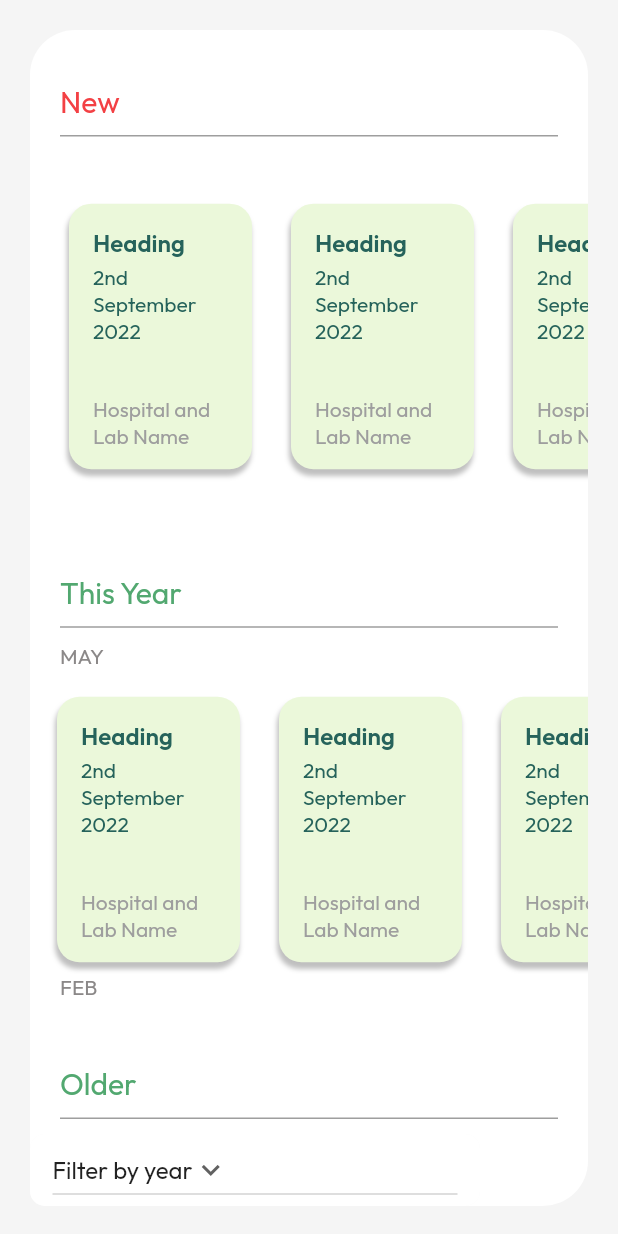
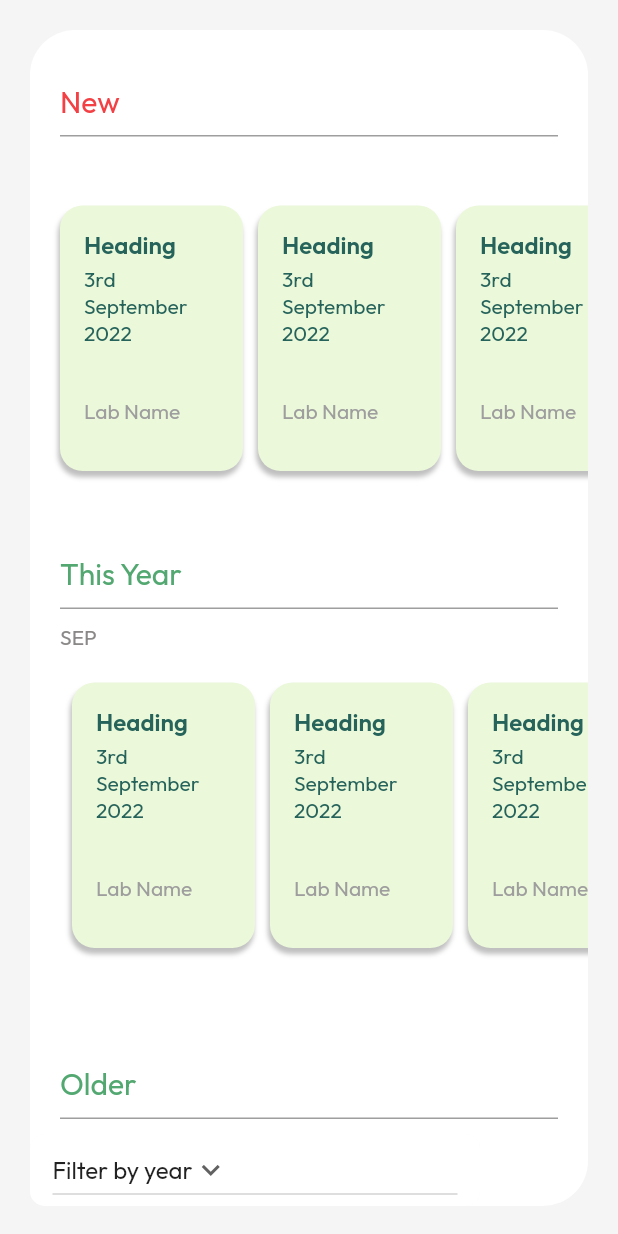
Before and after one commit to munimdev/OmniHealth, a Flutter app: the Home screen opened by its route, after a tap on "Test Results", on a phone screen of 412 x 824 dp. Run offline on Flutter 3.47's test engine with Material 2 defaults, Android fonts, the phone set to English and light mode, and no system bars; our stand-ins replace firebase_auth, firebase_core, flutter_svg, google_sign_in, syncfusion_flutter_calendar; accounts and stored records are empty.

Commit message:
screen changes

```diff
--- a/lib/screens/testresults/test_results.dart
+++ b/lib/screens/testresults/test_results.dart
@@ -2,6 +2,7 @@ import 'package:flutter/cupertino.dart';
 import 'package:flutter/material.dart';
 import 'package:omnihealth/constants/constants.dart';
 import 'package:omnihealth/Components/lab_result_holder.dart';
+
 
 class TestResults extends StatefulWidget {
   const TestResults({Key? key}) : super(key: key);
@@ -19,6 +20,7 @@ class _TestResultsState extends State<TestResults> {
     'Item 5',
   ];
   String dropdownvalue = 'Filter by year';
+
   int index = 1;
   @override
   Widget build(BuildContext context) {
@@ -38,7 +40,7 @@ class _TestResultsState extends State<TestResults> {
             children: [
               Container(
                 width: double.infinity,
-                margin: const EdgeInsets.fromLTRB(20, 25, 20, 10),
+                margin: const EdgeInsets.fromLTRB(20, 25, 20, 5),
                 padding:
                     const EdgeInsets.symmetric(vertical: 10, horizontal: 0),
                 decoration: const BoxDecoration(
@@ -55,50 +57,16 @@ class _TestResultsState extends State<TestResults> {
                 ),
               ),
               Expanded(
-                child: ListView(
+                child: SingleChildScrollView(
                   scrollDirection: Axis.horizontal,
-                  padding: const EdgeInsets.all(8),
-                  children: [
-                    SizedBox(
-                      width: 10,
+                  child: Row(
+                    children: resultInitializer(),
                   ),
-                    TextButton(
-                      onPressed: () {},
-                      child: LabResultHolder(
-                          heading: 'Heading',
-                          date: '2nd September 2022',
-                          labName: 'Hospital and Lab Name'),
-                    ),
-                    SizedBox(
-                      width: 10,
-                    ),
-                    TextButton(
-                      onPressed: (){},
-                      child: LabResultHolder(
-                          heading: 'Heading',
-                          date: '2nd September 2022',
-                          labName: 'Hospital and Lab Name'),
-                    ),
-                    SizedBox(
-                      width: 10,
-                    ),
-                    TextButton(
-
-                      onPressed: (){},
-                      child: LabResultHolder(
-                          heading: 'Heading',
-                          date: '2nd September 2022',
-                          labName: 'Hospital and Lab Name'),
-                    ),
-                    SizedBox(
-                      width: 10,
-                    ),
-                  ],
                 ),
               ),
               Container(
                 width: double.infinity,
-                margin: const EdgeInsets.fromLTRB(20, 25, 20, 10),
+                margin: const EdgeInsets.fromLTRB(20, 5, 20, 10),
                 padding:
                     const EdgeInsets.symmetric(vertical: 10, horizontal: 0),
                 decoration: const BoxDecoration(
@@ -116,7 +84,7 @@ class _TestResultsState extends State<TestResults> {
               ),
               Expanded(
                 child: ListView(
-                  children: [
+                  /*children: [
                     Padding(
                       padding: const EdgeInsets.fromLTRB(20, 0, 0, 10),
                       child: Text(
@@ -126,13 +94,17 @@ class _TestResultsState extends State<TestResults> {
                     ),
                     SingleChildScrollView(
                       scrollDirection: Axis.horizontal,
+                      child: Padding(
+                        padding: const EdgeInsets.all(8.0),
                         child: Row(
                           children: [
                             SizedBox(
                               width: 10,
                             ),
                             TextButton(
-
+                              style: TextButton.styleFrom(
+                                padding: EdgeInsets.zero,
+                              ),
                               onPressed: (){},
                               child: LabResultHolder(
                                   heading: 'Heading',
@@ -143,7 +115,9 @@ class _TestResultsState extends State<TestResults> {
                               width: 10,
                             ),
                             TextButton(
-
+                              style: TextButton.styleFrom(
+                                padding: EdgeInsets.zero,
+                              ),
                               onPressed: (){},
                               child: LabResultHolder(
                                   heading: 'Heading',
@@ -154,7 +128,9 @@ class _TestResultsState extends State<TestResults> {
                               width: 10,
                             ),
                             TextButton(
-
+                              style: TextButton.styleFrom(
+                                padding: EdgeInsets.zero,
+                              ),
                               onPressed: (){},
                               child: LabResultHolder(
                                   heading: 'Heading',
@@ -165,7 +141,9 @@ class _TestResultsState extends State<TestResults> {
                               width: 10,
                             ),
                             TextButton(
-
+                              style: TextButton.styleFrom(
+                                padding: EdgeInsets.zero,
+                              ),
                               onPressed: (){},
                               child: LabResultHolder(
                                   heading: 'Heading',
@@ -178,6 +156,7 @@ class _TestResultsState extends State<TestResults> {
                           ],
                         ),
                       ),
+                    ),
                     Padding(
                       padding: const EdgeInsets.fromLTRB(20, 0, 0, 10),
                       child: Text(
@@ -187,13 +166,17 @@ class _TestResultsState extends State<TestResults> {
                     ),
                     SingleChildScrollView(
                       scrollDirection: Axis.horizontal,
+                      child: Padding(
+                        padding: const EdgeInsets.all(8.0),
                         child: Row(
                           children: [
                             SizedBox(
                               width: 10,
                             ),
                             TextButton(
-
+                              style: TextButton.styleFrom(
+                                padding: EdgeInsets.zero,
+                              ),
                               onPressed: (){},
                               child: LabResultHolder(
                                   heading: 'Heading',
@@ -204,7 +187,9 @@ class _TestResultsState extends State<TestResults> {
                               width: 10,
                             ),
                             TextButton(
-
+                              style: TextButton.styleFrom(
+                                padding: EdgeInsets.zero,
+                              ),
                               onPressed: (){},
                               child: LabResultHolder(
                                   heading: 'Heading',
@@ -215,7 +200,9 @@ class _TestResultsState extends State<TestResults> {
                               width: 10,
                             ),
                             TextButton(
-
+                              style: TextButton.styleFrom(
+                                padding: EdgeInsets.zero,
+                              ),
                               onPressed: (){},
                               child: LabResultHolder(
                                   heading: 'Heading',
@@ -226,7 +213,9 @@ class _TestResultsState extends State<TestResults> {
                               width: 10,
                             ),
                             TextButton(
-
+                              style: TextButton.styleFrom(
+                                padding: EdgeInsets.zero,
+                              ),
                               onPressed: (){},
                               child: LabResultHolder(
                                   heading: 'Heading',
@@ -238,8 +227,10 @@ class _TestResultsState extends State<TestResults> {
                             ),
                           ],
                         ),
+                      ),
                     )
-                  ],
+                  ],*/
+                  children: yearResultGenerator(),
                 ),
               ),
               Container(
@@ -296,3 +287,76 @@ class _TestResultsState extends State<TestResults> {
     );
   }
 }
+
+//TODO: Replace this with dynamic data from the database
+List<Widget> resultInitializer (){
+  List <Widget> resultHolderList = [
+    SizedBox(width: 15,),
+  ];
+  String heading = 'Heading';
+  String date = '3rd September 2022';
+  String labName = 'Lab Name';
+  for (var i =0; i < 3; i++){ //todo: change index to the number of results in the month
+    resultHolderList.add(
+      TextButton(
+        onPressed: (){},
+        style: TextButton.styleFrom(
+          padding: const EdgeInsets.symmetric(vertical: 3, horizontal: 5.0),
+        ),
+        child: LabResultHolder(heading: heading, date: date, labName: labName,
+        ),
+      ),
+    );
+  }
+  return resultHolderList;
+}
+//TODO: get results from database within the time limit of an year
+//TODO: Sort them into different lists according to month and display these lists on screen
+List <Widget> yearResultGenerator(){
+  List <Widget> resultList = [
+
+  ];
+  DateTime nowDate = DateTime.now();
+  int month = nowDate.month;
+  String monthName = '';
+  switch (month) {
+    case 1: monthName = 'JAN'; break;
+    case 2: monthName = 'FEB'; break;
+    case 3: monthName = 'MAR'; break;
+    case 4: monthName = 'APR'; break;
+    case 5: monthName = 'MAY'; break;
+    case 6: monthName = 'JUN'; break;
+    case 7: monthName = 'JUL'; break;
+    case 8: monthName = 'AUG'; break;
+    case 9: monthName = 'SEP'; break;
+    case 10: monthName = 'OCT'; break;
+    case 11: monthName = 'NOV'; break;
+    case 12: monthName = 'DEC'; break;
+  }
+  for (var i = 0; i < 1; i++){ //todo:change outer loop index to the number of months
+    resultList.add(
+      Padding(
+        padding: const EdgeInsets.fromLTRB(20, 0, 0, 10),
+        child: Text(
+          monthName,
+          style: kMiniGreyText,
+        ),
+      ),
+    );
+    for (var j = 0; j < 1; j++){//inner loop only runs once
+      resultList.add(
+          SingleChildScrollView(
+            scrollDirection: Axis.horizontal,
+            child: Padding(
+              padding: const EdgeInsets.all(8.0),
+              child: Row(
+                children: resultInitializer(),
+              ),
+            ),
+          )
+      );
+    }
+  }
+
+  return resultList;
+}
```
Lines whose indentation alone changed are shown as unchanged.
